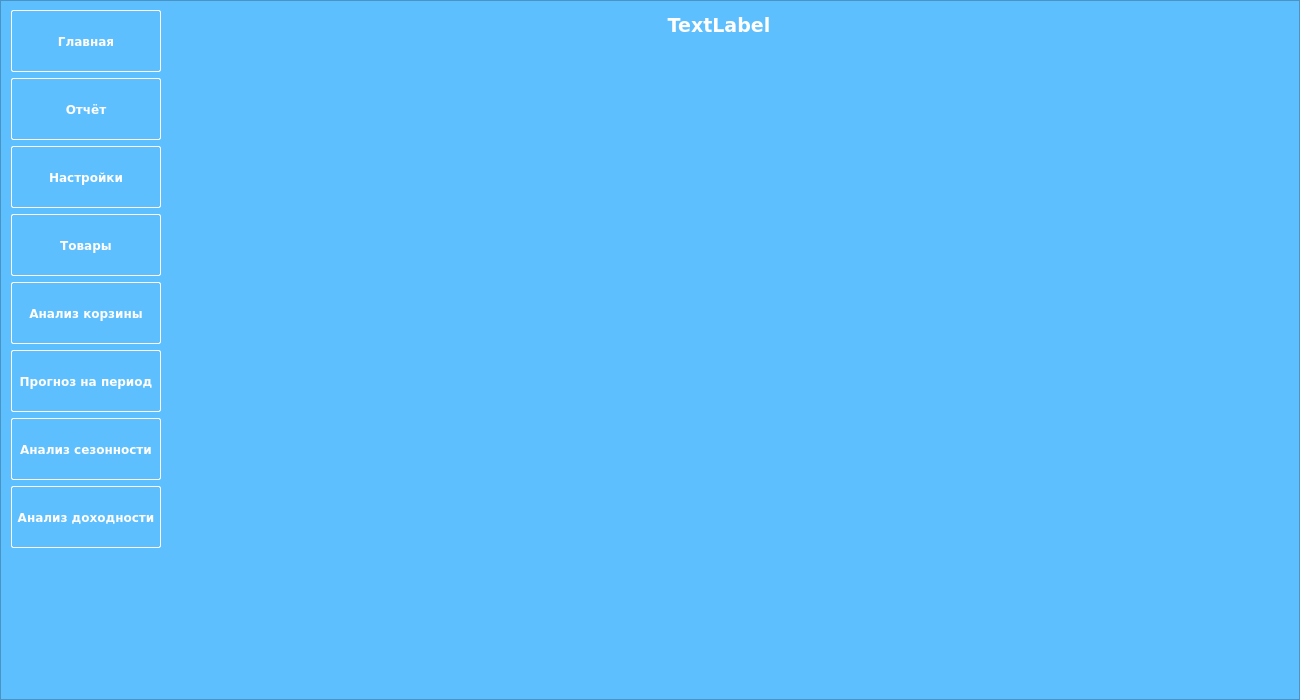
The window that design_dev.ui (miptivan/data_desktop) describes before a commit, drawn with Qt 5.
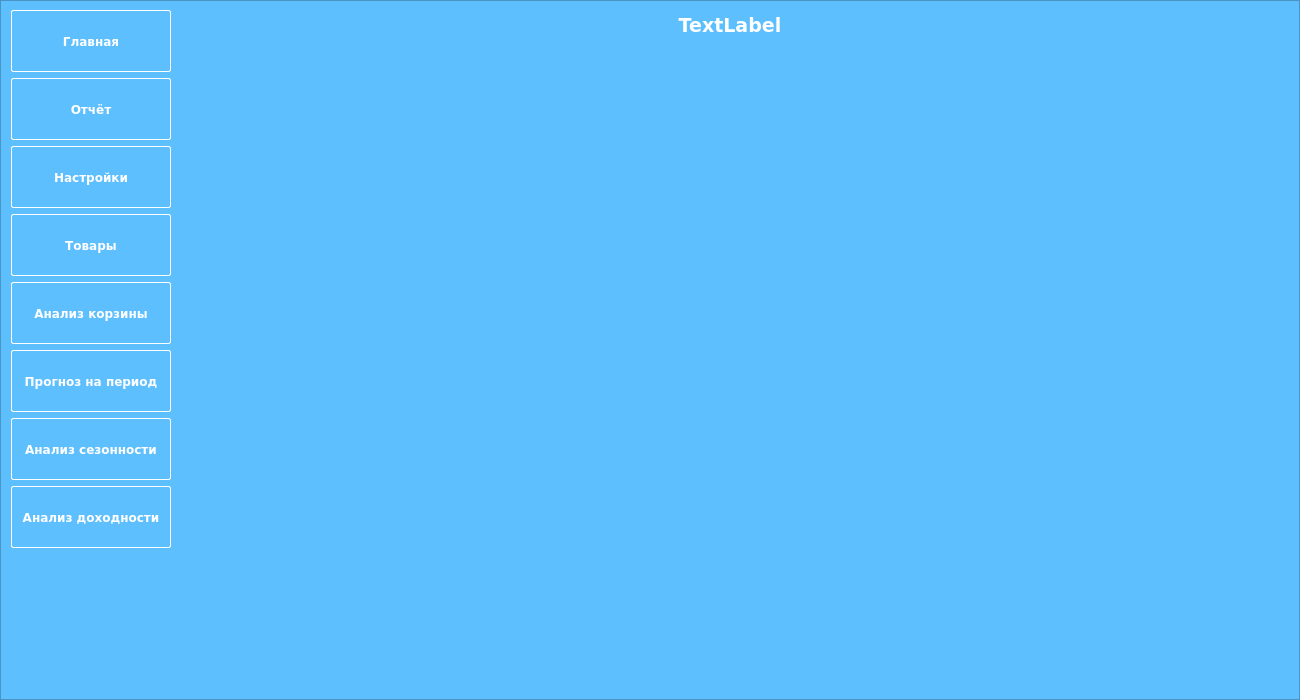
The same window after the commit. The open tabs and pages were chosen to show the change. Custom widgets are drawn as their Qt base class.

```diff
--- a/design_dev.ui
+++ b/design_dev.ui
@@ -67,7 +67,7 @@
       <rect>
        <x>10</x>
        <y>10</y>
-       <width>1261</width>
+       <width>1271</width>
        <height>672</height>
       </rect>
      </property>
@@ -78,13 +78,13 @@
          <widget class="QPushButton" name="main_page_but">
           <property name="minimumSize">
            <size>
-            <width>150</width>
+            <width>160</width>
             <height>0</height>
            </size>
           </property>
           <property name="maximumSize">
            <size>
-            <width>150</width>
+            <width>160</width>
             <height>16777215</height>
            </size>
           </property>
@@ -120,13 +120,13 @@
          <widget class="QPushButton" name="info_page_but">
           <property name="minimumSize">
            <size>
-            <width>150</width>
+            <width>160</width>
             <height>0</height>
            </size>
           </property>
           <property name="maximumSize">
            <size>
-            <width>150</width>
+            <width>160</width>
             <height>16777215</height>
            </size>
           </property>
@@ -162,13 +162,13 @@
          <widget class="QPushButton" name="settings_page_but">
           <property name="minimumSize">
            <size>
-            <width>150</width>
+            <width>160</width>
             <height>0</height>
            </size>
           </property>
           <property name="maximumSize">
            <size>
-            <width>150</width>
+            <width>160</width>
             <height>16777215</height>
            </size>
           </property>
@@ -204,13 +204,13 @@
          <widget class="QPushButton" name="items_page_but">
           <property name="minimumSize">
            <size>
-            <width>150</width>
+            <width>160</width>
             <height>0</height>
            </size>
           </property>
           <property name="maximumSize">
            <size>
-            <width>150</width>
+            <width>160</width>
             <height>16777215</height>
            </size>
           </property>
@@ -246,13 +246,13 @@
          <widget class="QPushButton" name="basket_but">
           <property name="minimumSize">
            <size>
-            <width>150</width>
+            <width>160</width>
             <height>0</height>
            </size>
           </property>
           <property name="maximumSize">
            <size>
-            <width>150</width>
+            <width>160</width>
             <height>16777215</height>
            </size>
           </property>
@@ -288,13 +288,13 @@
          <widget class="QPushButton" name="pushButton_3">
           <property name="minimumSize">
            <size>
-            <width>150</width>
+            <width>160</width>
             <height>0</height>
            </size>
           </property>
           <property name="maximumSize">
            <size>
-            <width>150</width>
+            <width>160</width>
             <height>16777215</height>
            </size>
           </property>
@@ -330,13 +330,13 @@
          <widget class="QPushButton" name="pushButton_4">
           <property name="minimumSize">
            <size>
-            <width>150</width>
+            <width>160</width>
             <height>0</height>
            </size>
           </property>
           <property name="maximumSize">
            <size>
-            <width>150</width>
+            <width>160</width>
             <height>16777215</height>
            </size>
           </property>
@@ -372,13 +372,13 @@
          <widget class="QPushButton" name="abc_analysis_but">
           <property name="minimumSize">
            <size>
-            <width>150</width>
+            <width>160</width>
             <height>0</height>
            </size>
           </property>
           <property name="maximumSize">
            <size>
-            <width>150</width>
+            <width>160</width>
             <height>16777215</height>
            </size>
           </property>
@@ -1643,18 +1643,15 @@
            <string/>
           </property>
          </widget>
-         <widget class="QWidget" name="">
-          <property name="geometry">
-           <rect>
-            <x>1</x>
-            <y>2</y>
-            <width>1202</width>
-            <height>661</height>
-           </rect>
-          </property>
-          <layout class="QVBoxLayout" name="verticalLayout_8">
-           <item>
             <widget class="QLabel" name="label_21">
+          <property name="geometry">
+           <rect>
+            <x>2</x>
+            <y>3</y>
+            <width>1100</width>
+            <height>100</height>
+           </rect>
+          </property>
              <property name="minimumSize">
               <size>
                <width>1100</width>
@@ -1685,36 +1682,46 @@
               <bool>true</bool>
              </property>
             </widget>
-           </item>
-           <item>
-            <layout class="QHBoxLayout" name="horizontalLayout_12">
-             <item>
               <widget class="MplWidget" name="widget_2" native="true">
+          <property name="geometry">
+           <rect>
+            <x>3</x>
+            <y>111</y>
+            <width>350</width>
+            <height>560</height>
+           </rect>
+          </property>
                <property name="minimumSize">
                 <size>
                  <width>350</width>
-                 <height>550</height>
+            <height>560</height>
                 </size>
                </property>
                <property name="maximumSize">
                 <size>
-                 <width>16777215</width>
-                 <height>550</height>
+            <width>350</width>
+            <height>560</height>
                 </size>
                </property>
               </widget>
-             </item>
-             <item>
               <widget class="QTableWidget" name="tableWidget_8">
+          <property name="geometry">
+           <rect>
+            <x>360</x>
+            <y>110</y>
+            <width>730</width>
+            <height>550</height>
+           </rect>
+          </property>
                <property name="minimumSize">
                 <size>
-                 <width>0</width>
+            <width>730</width>
                  <height>550</height>
                 </size>
                </property>
                <property name="maximumSize">
                 <size>
-                 <width>16777215</width>
+            <width>730</width>
                  <height>550</height>
                 </size>
                </property>
@@ -1728,11 +1735,6 @@
                <property name="frameShape">
                 <enum>QFrame::NoFrame</enum>
                </property>
-              </widget>
-             </item>
-            </layout>
-           </item>
-          </layout>
          </widget>
         </widget>
         <widget class="QWidget" name="abc_analysis">
```
Left out of the diff: 2 changed lines with no effect on the pictures. Lines whose indentation alone changed are shown as unchanged.
